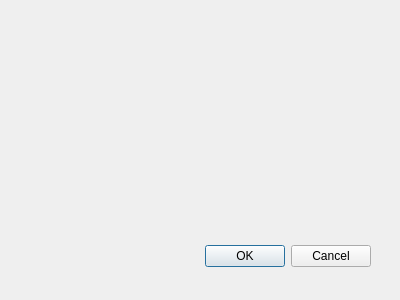
Old version of the form src/DialogCustomActions.ui in the repository PetoiCamp/PetoiControllerQt.
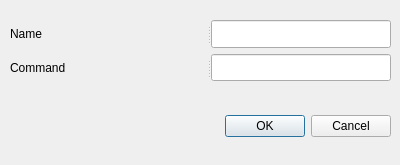
New version of the form.

Diff of the .ui file:
```diff
--- a/src/DialogCustomActions.ui
+++ b/src/DialogCustomActions.ui
@@ -9,18 +9,30 @@
     <x>0</x>
     <y>0</y>
     <width>400</width>
-    <height>300</height>
+    <height>165</height>
    </rect>
   </property>
+  <property name="minimumSize">
+   <size>
+    <width>400</width>
+    <height>165</height>
+   </size>
+  </property>
+  <property name="maximumSize">
+   <size>
+    <width>400</width>
+    <height>165</height>
+   </size>
+  </property>
   <property name="windowTitle">
    <string>Dialog</string>
   </property>
   <widget class="QDialogButtonBox" name="buttonBox">
    <property name="geometry">
     <rect>
-     <x>30</x>
-     <y>240</y>
-     <width>341</width>
+     <x>10</x>
+     <y>110</y>
+     <width>381</width>
      <height>32</height>
     </rect>
    </property>
@@ -31,6 +43,58 @@
     <set>QDialogButtonBox::Cancel|QDialogButtonBox::Ok</set>
    </property>
   </widget>
+  <widget class="QWidget" name="">
+   <property name="geometry">
+    <rect>
+     <x>10</x>
+     <y>20</y>
+     <width>381</width>
+     <height>61</height>
+    </rect>
+   </property>
+   <layout class="QVBoxLayout" name="verticalLayout">
+    <item>
+     <widget class="QSplitter" name="splitter_2">
+      <property name="orientation">
+       <enum>Qt::Horizontal</enum>
+      </property>
+      <widget class="QLabel" name="labelName">
+       <property name="text">
+        <string>Name</string>
+       </property>
+      </widget>
+      <widget class="QLineEdit" name="lineEditName">
+       <property name="maximumSize">
+        <size>
+         <width>180</width>
+         <height>16777215</height>
+        </size>
+       </property>
+      </widget>
+     </widget>
+    </item>
+    <item>
+     <widget class="QSplitter" name="splitter">
+      <property name="orientation">
+       <enum>Qt::Horizontal</enum>
+      </property>
+      <widget class="QLabel" name="labelCommand">
+       <property name="text">
+        <string>Command</string>
+       </property>
+      </widget>
+      <widget class="QLineEdit" name="lineEditCommand">
+       <property name="maximumSize">
+        <size>
+         <width>180</width>
+         <height>16777215</height>
+        </size>
+       </property>
+      </widget>
+     </widget>
+    </item>
+   </layout>
+  </widget>
  </widget>
  <pixmapfunction/>
  <resources/>
```
Left out of the diff: 7 changed lines with no effect on the pictures.
